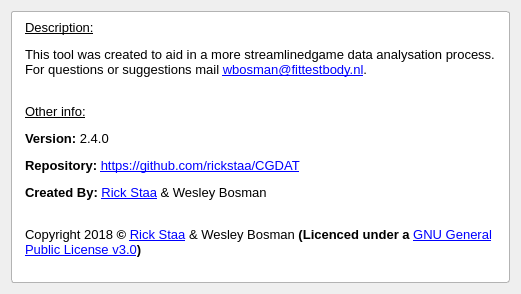
Before: the Qt Designer form qt/about.ui in rickstaa/CCDAT, drawn with Qt 5.
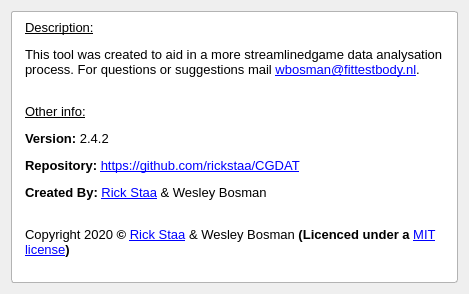
After: the same form once the commit is applied.

Commit message:
:page_facing_up: Changes license to MIT license
 - Changed license file
 - Changed license in documentation
 - Change license in QT GUI
 - Update changelog
 - Update docs

Patch:
```diff
--- a/qt/about.ui
+++ b/qt/about.ui
@@ -48,7 +48,7 @@
       <number>1</number>
      </property>
      <property name="text">
-      <string>&lt;html&gt;&lt;head/&gt;&lt;body&gt;&lt;p&gt;&lt;span style=&quot; text-decoration: underline;&quot;&gt;Description:&lt;/span&gt;&lt;/p&gt;&lt;p&gt;This tool was created to aid in a more streamlinedgame data analysation process. For questions or suggestions mail &lt;a href=&quot;mailto:wbosman@fittestbody.nl&quot;&gt;&lt;span style=&quot; text-decoration: underline; color:#0000ff;&quot;&gt;wbosman@fittestbody.nl&lt;/span&gt;&lt;/a&gt;.&lt;/p&gt;&lt;p&gt;&lt;br/&gt;&lt;span style=&quot; text-decoration: underline;&quot;&gt;Other info:&lt;/span&gt;&lt;/p&gt;&lt;p&gt;&lt;span style=&quot; font-weight:600;&quot;&gt;Version: &lt;/span&gt;2.4.0&lt;/p&gt;&lt;p&gt;&lt;span style=&quot; font-weight:600;&quot;&gt;Repository: &lt;/span&gt;&lt;a href=&quot;https://github.com/rickstaa/CGDAT&quot;&gt;&lt;span style=&quot; text-decoration: underline; color:#0000ff;&quot;&gt;https://github.com/rickstaa/CGDAT&lt;/span&gt;&lt;/a&gt;&lt;/p&gt;&lt;p&gt;&lt;span style=&quot; font-weight:600;&quot;&gt;Created By: &lt;/span&gt;&lt;a href=&quot;https://github.com/rickstaa&quot;&gt;&lt;span style=&quot; text-decoration: underline; color:#0000ff;&quot;&gt;Rick Staa&lt;/span&gt;&lt;/a&gt; &amp;amp; Wesley Bosman&lt;br/&gt;&lt;/p&gt;&lt;p&gt;Copyright 2018 &lt;span style=&quot; font-weight:600;&quot;&gt;© &lt;/span&gt;&lt;a href=&quot;https://github.com/rickstaa/&quot;&gt;&lt;span style=&quot; text-decoration: underline; color:#0000ff;&quot;&gt;Rick Staa&lt;/span&gt;&lt;/a&gt; &amp;amp; Wesley Bosman&lt;span style=&quot; font-weight:600;&quot;&gt; (Licenced under a &lt;/span&gt;&lt;a href=&quot;https://github.com/rickstaa/CGDAT/blob/master/LICENSE&quot;&gt;&lt;span style=&quot; text-decoration: underline; color:#0000ff;&quot;&gt;GNU General Public License v3.0&lt;/span&gt;&lt;/a&gt;&lt;span style=&quot; font-size:medium; font-weight:600;&quot;&gt;)&lt;/span&gt;&lt;/p&gt;&lt;/body&gt;&lt;/html&gt;</string>
+      <string>&lt;html&gt;&lt;head/&gt;&lt;body&gt;&lt;p&gt;&lt;span style=&quot; text-decoration: underline;&quot;&gt;Description:&lt;/span&gt;&lt;/p&gt;&lt;p&gt;This tool was created to aid in a more streamlinedgame data analysation process. For questions or suggestions mail &lt;a href=&quot;mailto:wbosman@fittestbody.nl&quot;&gt;&lt;span style=&quot; text-decoration: underline; color:#0000ff;&quot;&gt;wbosman@fittestbody.nl&lt;/span&gt;&lt;/a&gt;.&lt;/p&gt;&lt;p&gt;&lt;br/&gt;&lt;span style=&quot; text-decoration: underline;&quot;&gt;Other info:&lt;/span&gt;&lt;/p&gt;&lt;p&gt;&lt;span style=&quot; font-weight:600;&quot;&gt;Version: &lt;/span&gt;2.4.2&lt;/p&gt;&lt;p&gt;&lt;span style=&quot; font-weight:600;&quot;&gt;Repository: &lt;/span&gt;&lt;a href=&quot;https://github.com/rickstaa/CGDAT&quot;&gt;&lt;span style=&quot; text-decoration: underline; color:#0000ff;&quot;&gt;https://github.com/rickstaa/CGDAT&lt;/span&gt;&lt;/a&gt;&lt;/p&gt;&lt;p&gt;&lt;span style=&quot; font-weight:600;&quot;&gt;Created By: &lt;/span&gt;&lt;a href=&quot;https://github.com/rickstaa&quot;&gt;&lt;span style=&quot; text-decoration: underline; color:#0000ff;&quot;&gt;Rick Staa&lt;/span&gt;&lt;/a&gt; &amp;amp; Wesley Bosman&lt;br/&gt;&lt;/p&gt;&lt;p&gt;Copyright 2020 &lt;span style=&quot; font-weight:600;&quot;&gt;© &lt;/span&gt;&lt;a href=&quot;https://github.com/rickstaa/&quot;&gt;&lt;span style=&quot; text-decoration: underline; color:#0000ff;&quot;&gt;Rick Staa&lt;/span&gt;&lt;/a&gt; &amp;amp; Wesley Bosman&lt;span style=&quot; font-weight:600;&quot;&gt; (Licenced under a &lt;/span&gt;&lt;a href=&quot;https://github.com/rickstaa/CGDAT/blob/master/LICENSE&quot;&gt;&lt;span style=&quot; text-decoration: underline; color:#0000ff;&quot;&gt;MIT license&lt;/span&gt;&lt;/a&gt;&lt;span style=&quot; font-size:medium; font-weight:600;&quot;&gt;)&lt;/span&gt;&lt;/p&gt;&lt;/body&gt;&lt;/html&gt;</string>
      </property>
      <property name="alignment">
       <set>Qt::AlignLeading|Qt::AlignLeft|Qt::AlignTop</set>
```
The commit also changes 102 other files.
